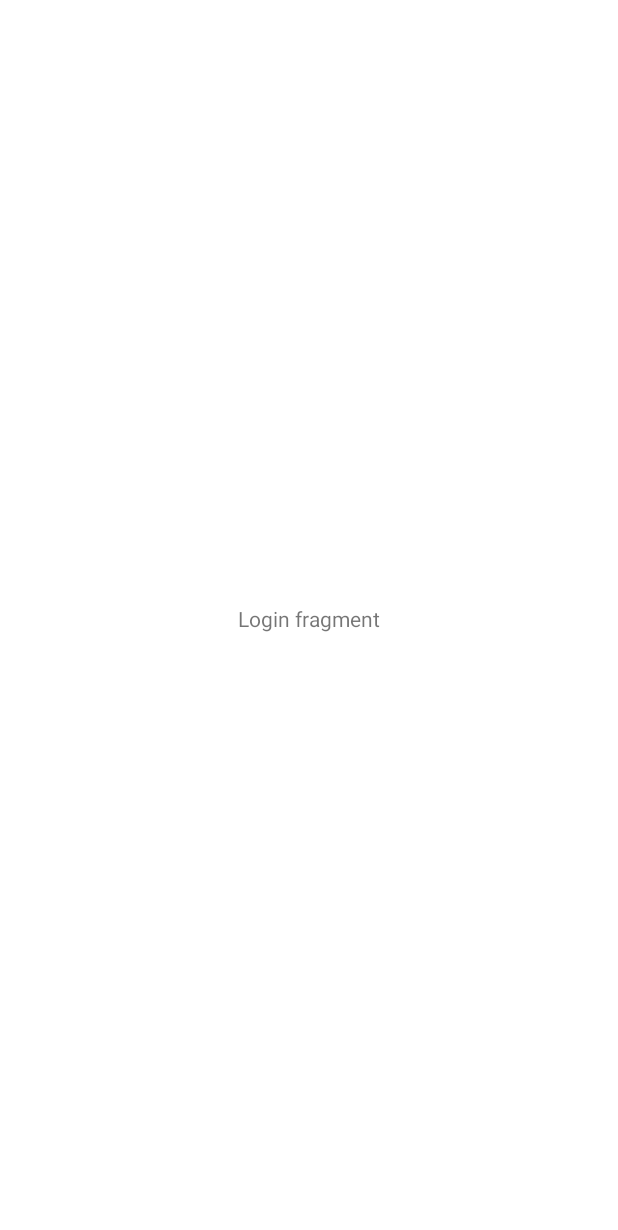
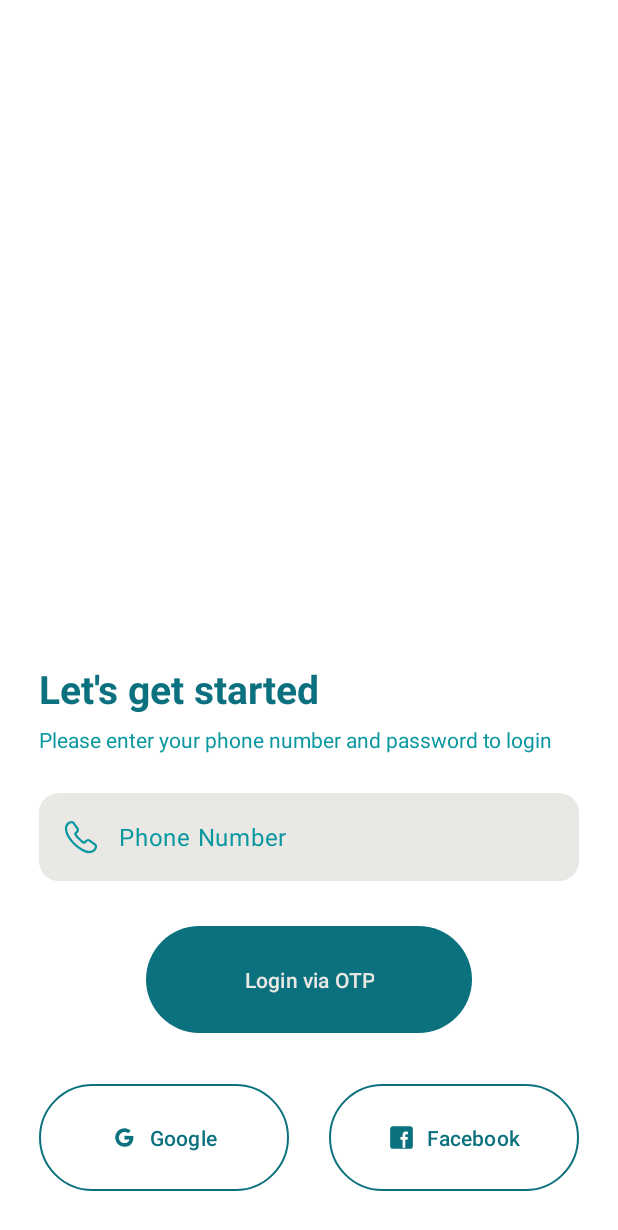
Before and after one commit to Zariya-101/zariya-android-app, an Android app: the LoginFragment screen opened through its navigation route, on a phone screen of 412 x 824 dp. Before the commit the part shown is almost empty. Shown: the top 1230 px of the screen. Run offline under Robolectric (Android 15) with nearby library versions, the phone set to English and light mode, and no system bars; our stand-ins replace data binding, sdp/ssp sizes.

Commit message:
Login UI done

```diff
--- /dev/null
+++ b/app/src/main/res/drawable/bg_edit_text.xml
@@ -0,0 +1,5 @@
+<shape xmlns:android="http://schemas.android.com/apk/res/android"
+    android:shape="rectangle">
+    <corners android:radius="@dimen/_10sdp" />
+    <solid android:color="@color/yellow_background" />
+</shape>
--- /dev/null
+++ b/app/src/main/res/drawable/ic_call.xml
@@ -0,0 +1,11 @@
+<vector xmlns:android="http://schemas.android.com/apk/res/android"
+    android:width="24dp"
+    android:height="24dp"
+    android:viewportWidth="24"
+    android:viewportHeight="24">
+  <path
+      android:pathData="M21.97,18.33C21.97,18.69 21.89,19.06 21.72,19.42C21.55,19.78 21.33,20.12 21.04,20.44C20.55,20.98 20.01,21.37 19.4,21.62C18.8,21.87 18.15,22 17.45,22C16.43,22 15.34,21.76 14.19,21.27C13.04,20.78 11.89,20.12 10.75,19.29C9.6,18.45 8.51,17.52 7.47,16.49C6.44,15.45 5.51,14.36 4.68,13.22C3.86,12.08 3.2,10.94 2.72,9.81C2.24,8.67 2,7.58 2,6.54C2,5.86 2.12,5.21 2.36,4.61C2.6,4 2.98,3.44 3.51,2.94C4.15,2.31 4.85,2 5.59,2C5.87,2 6.15,2.06 6.4,2.18C6.66,2.3 6.89,2.48 7.07,2.74L9.39,6.01C9.57,6.26 9.7,6.49 9.79,6.71C9.88,6.92 9.93,7.13 9.93,7.32C9.93,7.56 9.86,7.8 9.72,8.03C9.59,8.26 9.4,8.5 9.16,8.74L8.4,9.53C8.29,9.64 8.24,9.77 8.24,9.93C8.24,10.01 8.25,10.08 8.27,10.16C8.3,10.24 8.33,10.3 8.35,10.36C8.53,10.69 8.84,11.12 9.28,11.64C9.73,12.16 10.21,12.69 10.73,13.22C11.27,13.75 11.79,14.24 12.32,14.69C12.84,15.13 13.27,15.43 13.61,15.61C13.66,15.63 13.72,15.66 13.79,15.69C13.87,15.72 13.95,15.73 14.04,15.73C14.21,15.73 14.34,15.67 14.45,15.56L15.21,14.81C15.46,14.56 15.7,14.37 15.93,14.25C16.16,14.11 16.39,14.04 16.64,14.04C16.83,14.04 17.03,14.08 17.25,14.17C17.47,14.26 17.7,14.39 17.95,14.56L21.26,16.91C21.52,17.09 21.7,17.3 21.81,17.55C21.91,17.8 21.97,18.05 21.97,18.33Z"
+      android:strokeWidth="1.5"
+      android:fillColor="#00000000"
+      android:strokeColor="#292D32"/>
+</vector>
--- /dev/null
+++ b/app/src/main/res/drawable/ic_facebook.xml
@@ -0,0 +1,9 @@
+<vector xmlns:android="http://schemas.android.com/apk/res/android"
+    android:width="50dp"
+    android:height="50dp"
+    android:viewportWidth="50"
+    android:viewportHeight="50">
+  <path
+      android:fillColor="#FF000000"
+      android:pathData="M41,4H9C6.24,4 4,6.24 4,9v32c0,2.76 2.24,5 5,5h32c2.76,0 5,-2.24 5,-5V9C46,6.24 43.76,4 41,4zM37,19h-2c-2.14,0 -3,0.5 -3,2v3h5l-1,5h-4v15h-5V29h-4v-5h4v-3c0,-4 2,-7 6,-7c2.9,0 4,1 4,1V19z"/>
+</vector>
--- /dev/null
+++ b/app/src/main/res/drawable/ic_google.xml
@@ -0,0 +1,9 @@
+<vector xmlns:android="http://schemas.android.com/apk/res/android"
+    android:width="32dp"
+    android:height="32dp"
+    android:viewportWidth="32"
+    android:viewportHeight="32">
+  <path
+      android:pathData="M16.004,14.063L16.004,18.266L21.992,18.266C21.211,20.813 19.082,22.637 16.004,22.637C12.34,22.637 9.367,19.664 9.367,16C9.367,12.336 12.336,9.363 16.004,9.363C17.652,9.363 19.156,9.969 20.316,10.965L23.41,7.867C21.457,6.086 18.855,5 16.004,5C9.926,5 5,9.926 5,16C5,22.074 9.926,27 16.004,27C25.238,27 27.277,18.363 26.371,14.078Z"
+      android:fillColor="#FFFFFF"/>
+</vector>
--- a/app/src/main/res/layout/fragment_login.xml
+++ b/app/src/main/res/layout/fragment_login.xml
@@ -5,16 +5,114 @@
     <androidx.constraintlayout.widget.ConstraintLayout
         android:layout_width="match_parent"
         android:layout_height="match_parent"
+        android:background="@color/white"
         tools:context=".auth.presentation.fragment.LoginFragment">
 
-        <TextView
+        <com.google.android.material.textview.MaterialTextView
+            android:id="@+id/tvHeading"
+            android:layout_width="0dp"
+            android:layout_height="wrap_content"
+            android:layout_marginHorizontal="@dimen/_20sdp"
+            android:layout_marginBottom="@dimen/_5sdp"
+            android:text="@string/login_heading"
+            android:textColor="@color/blue"
+            android:textSize="@dimen/_20ssp"
+            android:textStyle="bold"
+            app:layout_constraintBottom_toTopOf="@id/tvSubHeading"
+            app:layout_constraintEnd_toEndOf="parent"
+            app:layout_constraintStart_toStartOf="parent" />
+
+        <com.google.android.material.textview.MaterialTextView
+            android:id="@+id/tvSubHeading"
+            android:layout_width="0dp"
+            android:layout_height="wrap_content"
+            android:layout_marginHorizontal="@dimen/_20sdp"
+            android:layout_marginBottom="@dimen/_20sdp"
+            android:text="@string/login_sub_heading"
+            android:textColor="@color/blue_500"
+            app:layout_constraintBottom_toTopOf="@id/tilEmail"
+            app:layout_constraintEnd_toEndOf="parent"
+            app:layout_constraintStart_toStartOf="parent" />
+
+        <com.google.android.material.textfield.TextInputLayout
+            android:id="@+id/tilEmail"
+            style="@style/roundedTextInputLayout"
+            android:layout_width="match_parent"
+            android:layout_height="wrap_content"
+            android:layout_marginHorizontal="@dimen/_20sdp"
+            android:layout_marginBottom="@dimen/_20sdp"
+            android:background="@drawable/bg_edit_text"
+            app:hintEnabled="false"
+            app:layout_constraintBottom_toTopOf="@+id/btnLogin">
+
+            <com.google.android.material.textfield.TextInputEditText
+                android:layout_width="match_parent"
+                android:layout_height="match_parent"
+                android:background="@color/transparent"
+                android:drawableStart="@drawable/ic_call"
+                android:drawablePadding="@dimen/_10sdp"
+                android:drawableTint="@color/blue_500"
+                android:hint="@string/phone"
+                android:textColorHint="@color/blue_500" />
+
+        </com.google.android.material.textfield.TextInputLayout>
+
+        <com.google.android.material.button.MaterialButton
+            android:id="@+id/btnLogin"
             android:layout_width="wrap_content"
             android:layout_height="wrap_content"
-            android:text="Login fragment"
+            android:layout_marginHorizontal="@dimen/_20sdp"
+            android:layout_marginBottom="@dimen/_20sdp"
+            android:paddingHorizontal="@dimen/_50sdp"
+            android:paddingVertical="@dimen/_20sdp"
+            android:text="@string/login_via_otp"
+            android:textColor="@color/yellow_background"
+            app:cornerRadius="@dimen/_30sdp"
+            app:layout_constraintBottom_toTopOf="@id/btnGoogle"
+            app:layout_constraintEnd_toEndOf="parent"
+            app:layout_constraintStart_toStartOf="parent" />
+
+        <com.google.android.material.button.MaterialButton
+            android:id="@+id/btnGoogle"
+            android:layout_width="0dp"
+            android:layout_height="wrap_content"
+            android:layout_marginStart="@dimen/_20sdp"
+            android:layout_marginEnd="@dimen/_10sdp"
+            android:layout_marginBottom="@dimen/_20sdp"
+            android:backgroundTint="@color/transparent"
+            android:paddingVertical="@dimen/_20sdp"
+            android:text="@string/google"
+            android:textColor="@color/blue"
+            app:cornerRadius="@dimen/_30sdp"
+            app:icon="@drawable/ic_google"
+            app:iconGravity="textStart"
+            app:iconTint="@color/blue"
+            app:layout_constraintBottom_toBottomOf="parent"
+            app:layout_constraintEnd_toStartOf="@id/btnFacebook"
+            app:layout_constraintStart_toStartOf="parent"
+            app:strokeColor="@color/blue"
+            app:strokeWidth="1dp" />
+
+        <com.google.android.material.button.MaterialButton
+            android:id="@+id/btnFacebook"
+            android:layout_width="0dp"
+            android:layout_height="wrap_content"
+            android:layout_marginStart="@dimen/_10sdp"
+            android:layout_marginEnd="@dimen/_20sdp"
+            android:layout_marginBottom="@dimen/_20sdp"
+            android:backgroundTint="@color/transparent"
+            android:paddingVertical="@dimen/_20sdp"
+            android:text="@string/facebook"
+            android:textColor="@color/blue"
+            app:cornerRadius="@dimen/_30sdp"
+            app:icon="@drawable/ic_facebook"
+            app:iconGravity="textStart"
+            app:iconTint="@color/blue"
             app:layout_constraintBottom_toBottomOf="parent"
             app:layout_constraintEnd_toEndOf="parent"
-            app:layout_constraintStart_toStartOf="parent"
-            app:layout_constraintTop_toTopOf="parent" />
+            app:layout_constraintStart_toEndOf="@id/btnGoogle"
+            app:strokeColor="@color/blue"
+            app:strokeWidth="1dp" />
 
     </androidx.constraintlayout.widget.ConstraintLayout>
 </layout>
--- a/app/src/main/res/values/colors.xml
+++ b/app/src/main/res/values/colors.xml
@@ -2,6 +2,9 @@
 <resources>
     <color name="black">#FF000000</color>
     <color name="white">#FFFFFFFF</color>
+    <color name="transparent">#00FFFFFF</color>
+
+
     <color name="dark_blue">#FF12263A</color>
     <color name="blue">#FF0C717E</color>
     <color name="blue_500">#FF0997A0</color>
@@ -12,5 +15,5 @@
 
     <color name="dark_yellow">#FFF4D1AE</color>
     <color name="light_yellow">#FFEFDDC9</color>
-    <color name="yellow_light">#FFE9E8E4</color>
+    <color name="yellow_background">#FFE9E8E4</color>
 </resources>
--- a/app/src/main/res/values/strings.xml
+++ b/app/src/main/res/values/strings.xml
@@ -1,5 +1,15 @@
 <resources>
     <string name="app_name">zariya</string>
-    <!-- TODO: Remove or change this placeholder text -->
-    <string name="hello_blank_fragment">Hello blank fragment</string>
+
+    <string name="login_heading">Let\'s get started</string>
+    <string name="login_sub_heading">Please enter your phone number and password to login</string>
+
+<!--    Hint-->
+    <string name="password">Password</string>
+    <string name="phone">Phone Number</string>
+
+<!--    CTA-->
+    <string name="login_via_otp">Login via OTP</string>
+    <string name="facebook">Facebook</string>
+    <string name="google">Google</string>
 </resources>
--- a/app/src/main/res/values/themes.xml
+++ b/app/src/main/res/values/themes.xml
@@ -1,11 +1,22 @@
 <resources xmlns:tools="http://schemas.android.com/tools">
     <!-- Base application theme. -->
-    <style name="Base.Theme.Zariya" parent="Theme.MaterialComponents.Light.NoActionBar">
+    <style name="Base.Theme.Zariya" parent="Theme.Material3.Light.NoActionBar">
         <!-- Customize your light theme here. -->
         <item name="colorPrimary">@color/blue</item>
         <item name="android:colorPrimaryDark">@color/dark_blue</item>
-        <item name="android:colorAccent">@color/yellow_light</item>
+        <item name="android:colorAccent">@color/light_yellow</item>
     </style>
 
     <style name="Theme.Zariya" parent="Base.Theme.Zariya" />
+
+    <style name="roundedTextInputLayout" parent="Widget.Material3.TextInputLayout.OutlinedBox">
+        <item name="shapeAppearanceOverlay">
+            @style/ShapeAppearanceOverlay.MyApp.TextInputLayout.Rounded
+        </item>
+    </style>
+
+    <style name="ShapeAppearanceOverlay.MyApp.TextInputLayout.Rounded" parent="">
+        <item name="cornerFamily">rounded</item>
+        <item name="cornerSize">8dp</item>
+    </style>
 </resources>
```
